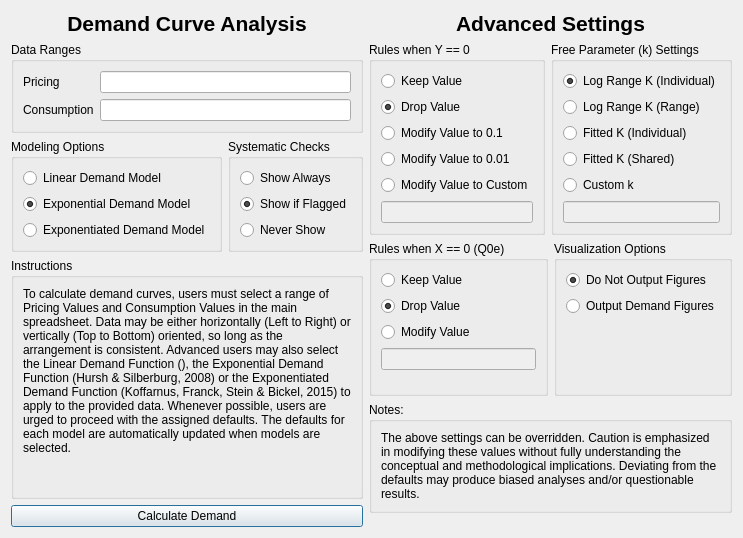
miyamot0/DemandCalculatorQT, file demandsettingsdialog.ui: the form before one commit.
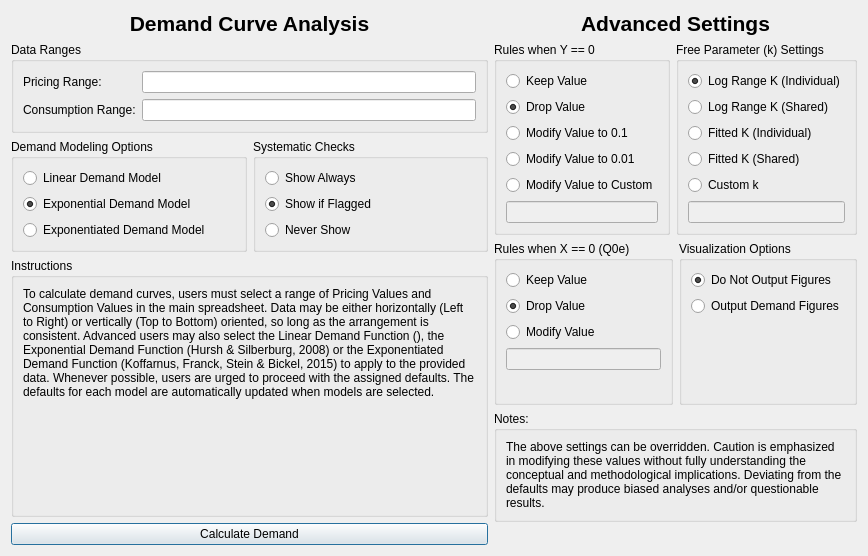
The form after the commit.

Commit message: UI fixes for mac, with file location tweaks

Diff of the .ui file:
```diff
--- a/demandsettingsdialog.ui
+++ b/demandsettingsdialog.ui
@@ -6,8 +6,8 @@
    <rect>
     <x>0</x>
     <y>0</y>
-    <width>668</width>
-    <height>506</height>
+    <width>868</width>
+    <height>556</height>
    </rect>
   </property>
   <property name="windowTitle">
@@ -39,7 +39,7 @@
             <item row="0" column="0">
              <widget class="QLabel" name="label_3">
               <property name="text">
-               <string>Pricing</string>
+               <string>Pricing Range:</string>
               </property>
              </widget>
             </item>
@@ -62,7 +62,7 @@
             <item row="1" column="0">
              <widget class="QLabel" name="label_4">
               <property name="text">
-               <string>Consumption</string>
+               <string>Consumption Range:</string>
               </property>
              </widget>
             </item>
@@ -94,7 +94,7 @@
        <item>
         <widget class="QGroupBox" name="groupBoxModels">
          <property name="title">
-          <string>Modeling Options</string>
+          <string>Demand Modeling Options</string>
          </property>
          <layout class="QVBoxLayout" name="verticalLayout_4">
           <item>
@@ -243,7 +243,7 @@
           <bool>true</bool>
          </property>
          <property name="title">
-          <string>Rules when Y == 0</string>
+          <string>Rules when Y == 0 </string>
          </property>
          <layout class="QVBoxLayout" name="verticalLayout_8">
           <item>
@@ -325,7 +325,7 @@
              <string>&lt;html&gt;&lt;head/&gt;&lt;body&gt;&lt;p&gt;&lt;span style=&quot; font-family:'SFMono-Regular,Consolas,Liberation Mono,Menlo,Courier,monospace'; font-size:12px; color:#000000; background-color:#ffffff;&quot;&gt;K will be calculated based on the max/min of the entire sample + .5.&lt;/span&gt;&lt;/p&gt;&lt;/body&gt;&lt;/html&gt;</string>
             </property>
             <property name="text">
-             <string>Log Range K (Range)</string>
+             <string>Log Range K (Shared)</string>
             </property>
            </widget>
           </item>
```
The commit also changes 2 other files.
